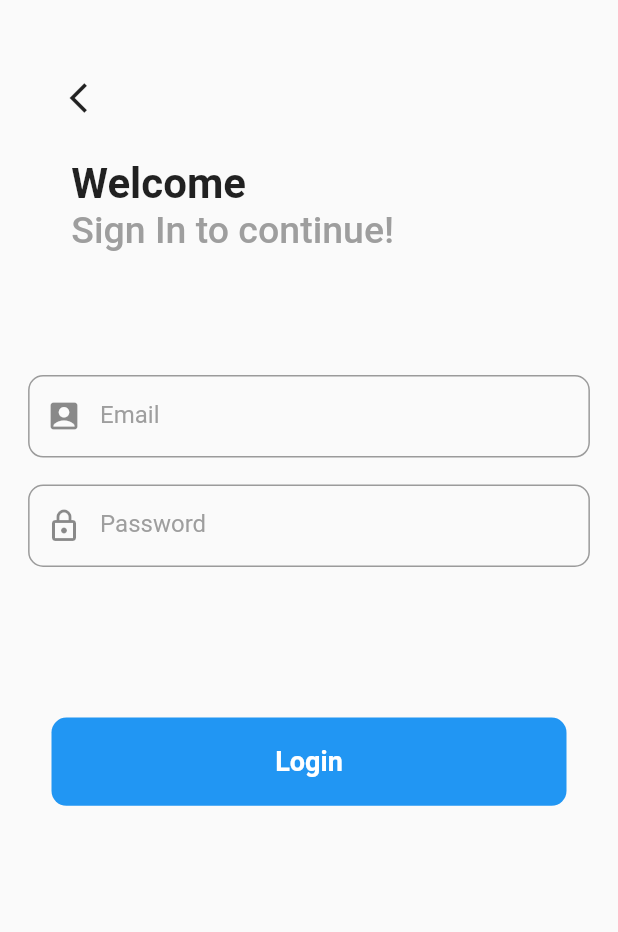
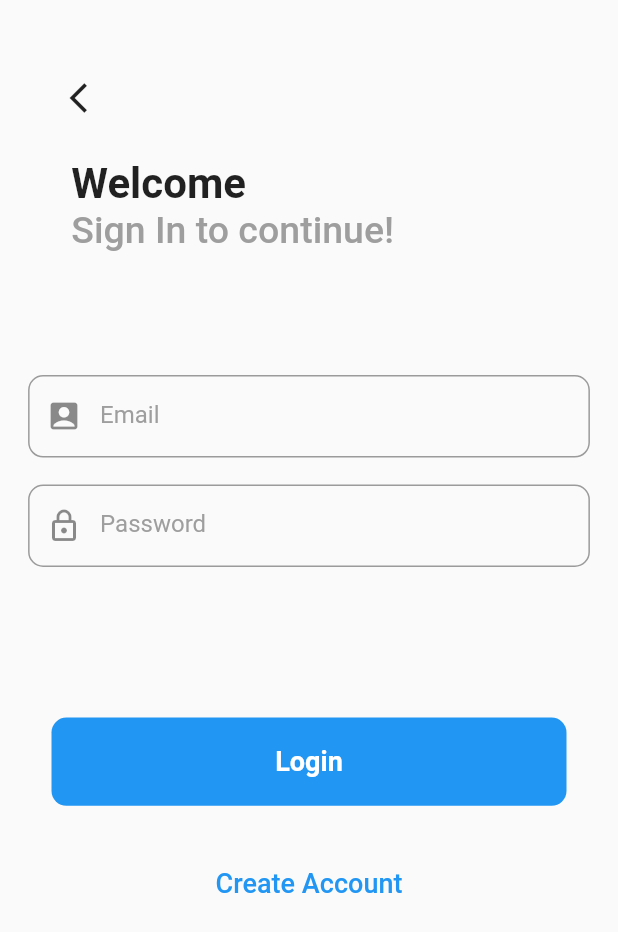
Before and after one commit to raman04-byte/devpost_project, a Flutter app: the screen it shows after launch, on a phone screen of 412 x 824 dp. Shown: the top 932 px of the screen. Run offline on Flutter 3.47's test engine with Material 2 defaults, Android fonts, the phone set to English and light mode, and no system bars; our stand-ins replace firebase_core; accounts and stored records are empty.

Commit message:
Added UI to the app

```diff
--- a/lib/LoginScreen.dart
+++ b/lib/LoginScreen.dart
@@ -1,3 +1,4 @@
+import 'package:chat_app/CreateAccount.dart';
 import 'package:flutter/material.dart';
 
 class LoginScreen extends StatefulWidget {
@@ -8,19 +9,22 @@ class LoginScreen extends StatefulWidget {
 }
 
 class _LoginScreenState extends State<LoginScreen> {
+  final TextEditingController _email = TextEditingController();
+  final TextEditingController _password = TextEditingController();
   @override
   Widget build(BuildContext context) {
     final size = MediaQuery.of(context).size;
     return Scaffold(
-      body: Column(children: [
+      body: SingleChildScrollView(
+        child: Column(children: [
           SizedBox(
             height: size.height / 20,
           ),
           Container(
               alignment: Alignment.centerLeft,
               width: size.width / 1.2,
-            child:
-                IconButton(onPressed: () {}, icon: Icon(Icons.arrow_back_ios))),
+              child: IconButton(
+                  onPressed: () {}, icon: Icon(Icons.arrow_back_ios))),
           SizedBox(
             height: size.height / 50,
           ),
@@ -36,7 +40,9 @@ class _LoginScreenState extends State<LoginScreen> {
             child: Text(
               "Sign In to continue!",
               style: TextStyle(
-                color: Colors.grey, fontSize: 25, fontWeight: FontWeight.w500),
+                  color: Colors.grey,
+                  fontSize: 25,
+                  fontWeight: FontWeight.w500),
             ),
           ),
           SizedBox(
@@ -45,25 +51,43 @@ class _LoginScreenState extends State<LoginScreen> {
           Container(
               width: size.width,
               alignment: Alignment.center,
-            child: field(size, "Email", Icons.account_box)),
+              child: field(size, "Email", Icons.account_box,_email)),
           Padding(
             padding: const EdgeInsets.symmetric(vertical: 18.0),
             child: Container(
               width: size.width,
               alignment: Alignment.center,
-            child: field(size, "Password", Icons.lock_outlined),
+              child: field(size, "Password", Icons.lock_outlined,_password),
             ),
           ),
           SizedBox(
             height: size.height / 10,
           ),
           customButton(size),
+          SizedBox(
+            height: size.height / 20,
+          ),
+          GestureDetector(
+              onTap: () => Navigator.of(context)
+                  .push(MaterialPageRoute(builder: (_) => CreateAccount())),
+              child: Text(
+                "Create Account",
+                style: TextStyle(
+                    color: Colors.blue,
+                    fontSize: 18,
+                    fontWeight: FontWeight.w500),
+              ))
         ]),
+      ),
     );
   }
 
   Widget customButton(Size size) {
-    return Container(
+    return GestureDetector(
+      onTap: () {
+
+      },
+      child: Container(
         height: size.height / 14,
         width: size.width / 1.2,
         decoration: BoxDecoration(
@@ -72,14 +96,16 @@ class _LoginScreenState extends State<LoginScreen> {
         child: Text("Login",
             style: TextStyle(
                 color: Colors.white, fontSize: 18, fontWeight: FontWeight.bold)),
+      ),
     );
   }
 
-  Widget field(Size size, String hintText, IconData icon) {
+  Widget field(Size size, String hintText, IconData icon, TextEditingController cont) {
     return Container(
       height: size.height / 15,
       width: size.width / 1.1,
       child: TextField(
+        controller: cont,
         decoration: InputDecoration(
             prefixIcon: Icon(icon),
             hintText: hintText,
```
Also changed, not shown: lib/CreateAccount.dart (+118 -0 lines). Lines whose indentation alone changed are shown as unchanged.
